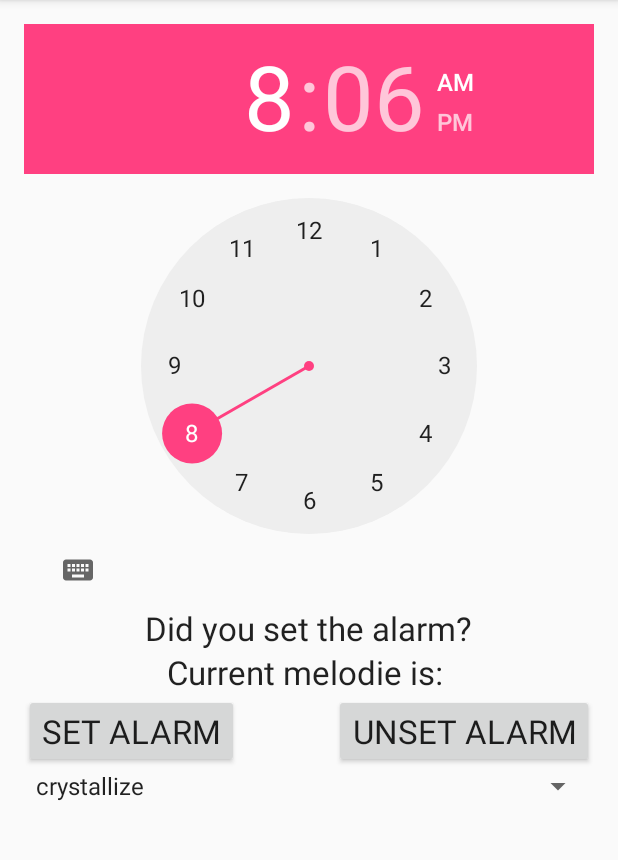
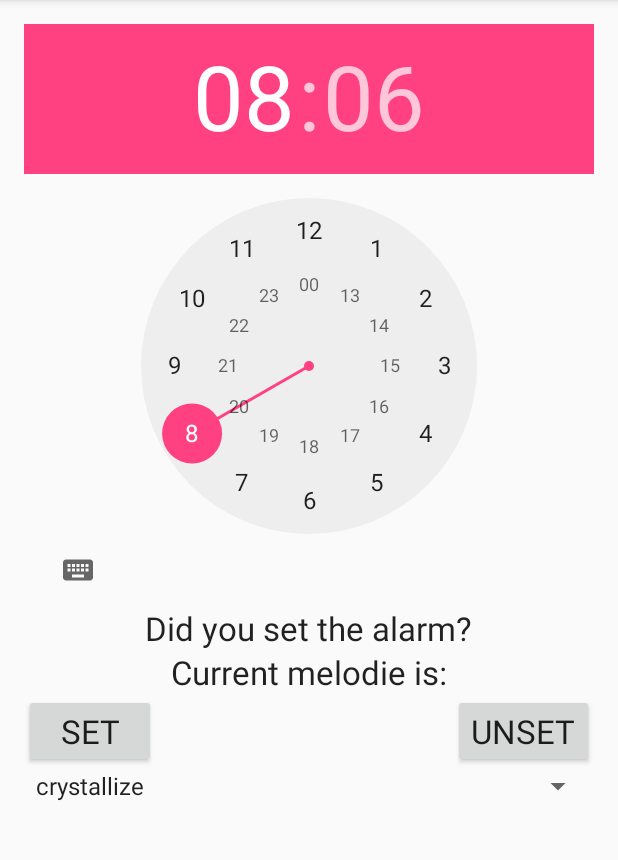
Before and after one commit to AIRAT1/Android2DZ5, an Android app: the screen it shows after launch (MainActivity), on a phone screen of 412 x 824 dp, the part 84-944 px from its top. Run offline under Robolectric (Android 15) with nearby library versions, the phone set to English and light mode, and no system bars.

Commit message:
add russian localization

```diff
--- a/app/src/main/AndroidManifest.xml
+++ b/app/src/main/AndroidManifest.xml
@@ -4,7 +4,7 @@
 
     <application
         android:allowBackup="true"
-        android:icon="@mipmap/ic_launcher"
+        android:icon="@drawable/avatar_14"
         android:label="@string/app_name"
         android:supportsRtl="true"
         android:theme="@style/AppTheme">
@@ -15,7 +15,6 @@
             android:theme="@style/AppTheme.NoActionBar">
             <intent-filter>
                 <action android:name="android.intent.action.MAIN" />
-
                 <category android:name="android.intent.category.LAUNCHER" />
             </intent-filter>
         </activity>
--- a/app/src/main/java/de/android/android2dz5/RingtonePlayingService.java
+++ b/app/src/main/java/de/android/android2dz5/RingtonePlayingService.java
@@ -53,11 +53,11 @@
                     resId = R.raw.crystallize;
             }
             mediaPlayer = MediaPlayer.create(this, resId);
-            mediaPlayer.setLooping(true);
+//            mediaPlayer.setLooping(true);
             mediaPlayer.start();
             this.isRunning = true;
             this.startId = 0;
-            MainActivity.thread.start();
+//            MainActivity.thread.start();
 
             NotificationManager notificationManager = (NotificationManager)getSystemService(NOTIFICATION_SERVICE);
             Intent mainActivityIntent = new Intent(this.getApplicationContext(), MainActivity.class);
@@ -78,7 +78,7 @@
             mediaPlayer.reset();
             this.isRunning = false;
             this.startId = 0;
-            MainActivity.thread.interrupt();
+//            MainActivity.thread.interrupt();
             stopSelf();
         }
         // music off and user press off
--- a/app/src/main/res/layout/content_main.xml
+++ b/app/src/main/res/layout/content_main.xml
@@ -13,7 +13,7 @@
     tools:showIn="@layout/activity_main">
 
     <TimePicker
-        android:layout_width="wrap_content"
+        android:layout_width="match_parent"
         android:layout_height="wrap_content"
         android:id="@+id/timePicker"
         android:layout_alignParentTop="true"
@@ -23,7 +23,7 @@
         android:layout_width="wrap_content"
         android:layout_height="wrap_content"
         android:textAppearance="?android:attr/textAppearanceLarge"
-        android:text="SET ALARM"
+        android:text="@string/set"
         android:clickable="true"
         android:id="@+id/alarmOn"
         android:layout_below="@+id/songText"
@@ -34,7 +34,7 @@
         android:layout_width="wrap_content"
         android:layout_height="wrap_content"
         android:textAppearance="?android:attr/textAppearanceLarge"
-        android:text="UNSET ALARM"
+        android:text="@string/unset"
         android:clickable="true"
         android:id="@+id/alarmOff"
         android:layout_alignTop="@+id/alarmOn"
@@ -45,7 +45,7 @@
         android:layout_width="wrap_content"
         android:layout_height="wrap_content"
         android:textAppearance="?android:attr/textAppearanceLarge"
-        android:text="Did you set the alarm?"
+        android:text="@string/did_you_set_alarm"
         android:id="@+id/updateText"
         android:layout_below="@+id/timePicker"
         android:layout_centerHorizontal="true" />
@@ -55,7 +55,7 @@
         android:textAppearance="?android:attr/textAppearanceLarge"
         android:id="@+id/songText"
         android:layout_centerHorizontal="true"
-        android:text="Current melodie is: "
+        android:text="@string/current_melodie_is"
         android:layout_below="@id/updateText"
         />
 
--- a/app/src/main/res/values/strings.xml
+++ b/app/src/main/res/values/strings.xml
@@ -1,8 +1,14 @@
 <resources>
     <string name="app_name">Android2DZ5</string>
-    <string name="action_settings">Settings</string>
-    <string name="appwidget_text">EXAMPLE</string>
-    <string name="add_widget">Add widget</string>
+    <string name="action_settings" translatable="false">Settings</string>
+    <string name="appwidget_text" translatable="false">EXAMPLE</string>
+    <string name="add_widget" translatable="false">Add widget</string>
+    <string name="unset">UNSET</string>
+    <string name="set">SET</string>
+    <string name="current_melodie_is">Current melodie is:</string>
+    <string name="alarm_off">Alarm off!</string>
+    <string name="alarm_set_to">"Alarm set to: "</string>
+    <string name="did_you_set_alarm">Did you set the alarm?</string>
     <string-array name="whale_array">
         <item>crystallize</item>
         <item>roundtable_rival</item>
```
Also changed, not shown: app/src/main/java/de/android/android2dz5/MainActivity.java (+17 -18 lines), app/src/main/res/drawable/avatar_14.png (added), 1 other file.
